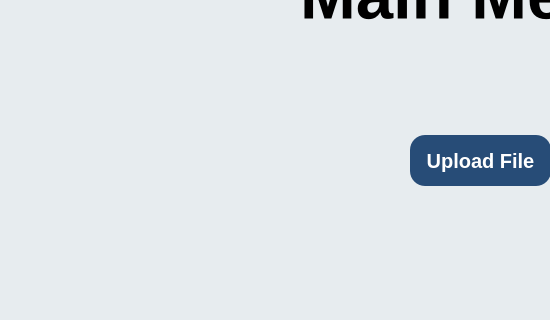
Qt form src/desktop-client/client-404/mainmenu.ui (ElliceNels/fourohfour) before a commit; both pictures show x 0 to 550 and y 235 to 555 of the 1100 by 700 pixel window.
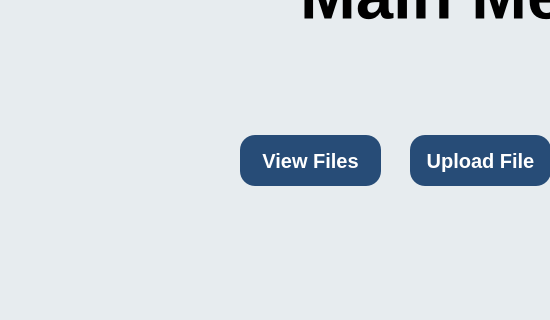
The same form after that commit.

Patch:
```diff
--- a/src/desktop-client/client-404/mainmenu.ui
+++ b/src/desktop-client/client-404/mainmenu.ui
@@ -206,6 +206,46 @@
     <bool>true</bool>
    </property>
   </widget>
+  <widget class="QPushButton" name="viewFilesButton">
+   <property name="geometry">
+    <rect>
+     <x>240</x>
+     <y>370</y>
+     <width>141</width>
+     <height>51</height>
+    </rect>
+   </property>
+   <property name="font">
+    <font>
+     <pointsize>15</pointsize>
+     <bold>true</bold>
+    </font>
+   </property>
+   <property name="styleSheet">
+    <string notr="true">   QPushButton {
+        background-color: rgb(39, 76, 119);
+        border: 0px solid black;
+		  border-radius: 15px;
+        color: rgb(255, 255, 255);
+    }
+
+    QPushButton:hover {
+        background-color: rgb(30, 60, 100); 
+    }
+
+    QPushButton:pressed {
+        background-color: rgb(20, 45, 80); 
+    }
+
+</string>
+   </property>
+   <property name="text">
+    <string>View Files</string>
+   </property>
+   <property name="flat">
+    <bool>true</bool>
+   </property>
+  </widget>
  </widget>
  <resources/>
  <connections/>
```
